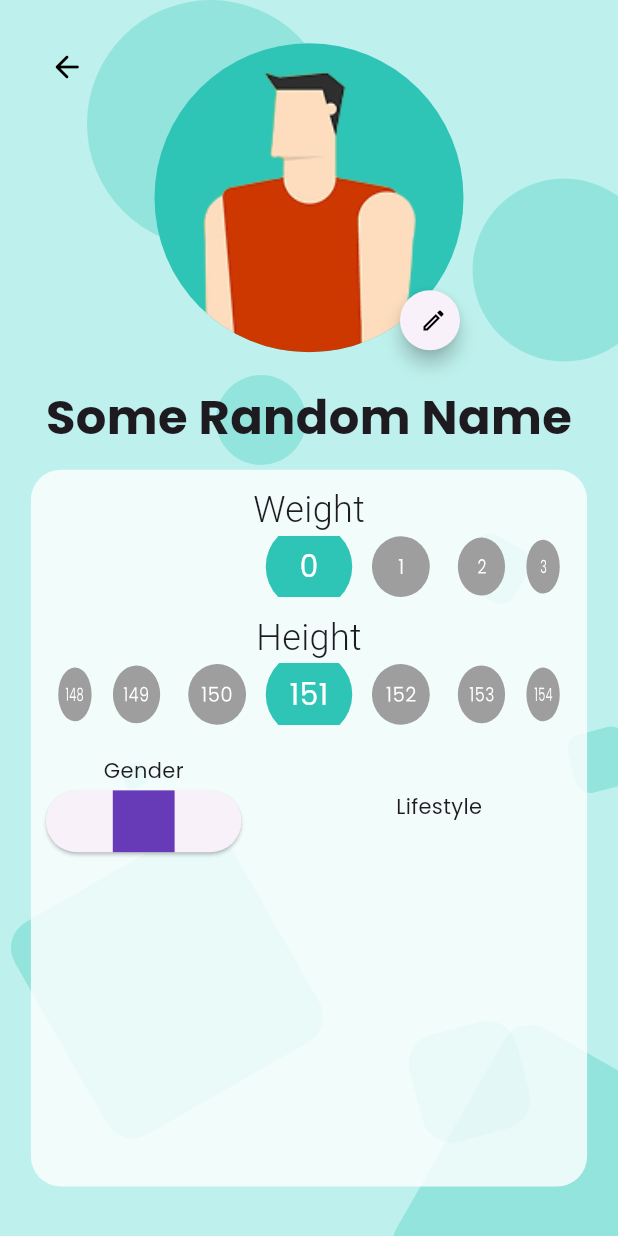
After one commit to nicolheng/alt-f4-kitahack, a Flutter app: the ProfilePage screen opened by its route, after a tap on the "create" icon, on a phone screen of 412 x 824 dp. The commit adds this screen. Run offline on Flutter 3.47's test engine with Material 3 defaults, Android fonts, the phone set to English and light mode, and no system bars; our stand-ins replace google_fonts, ionicons; Roboto replaces fonts that are missing (Rationale).

Commit message:
ProfilePage 1.0
Background - Done
Profile Picture - Done
Profile Settings Container - Done
Horizontal Scrollview - Done
Interactive Buttons - Done
Other profile details - On Hold

```diff
--- a/app/lib/main.dart
+++ b/app/lib/main.dart
@@ -1,6 +1,7 @@
 import 'package:alt_f4/pages/home_page.dart';
 import 'package:alt_f4/pages/login_page.dart';
 import 'package:alt_f4/pages/food_page.dart';
+import 'package:alt_f4/pages/profile_page.dart';
 import 'package:alt_f4/pages/signup_page.dart';
 import 'package:alt_f4/pages/settings_page.dart';
 import 'package:flutter/material.dart';
@@ -33,6 +34,7 @@ class MyApp extends StatelessWidget {
         "/signup": (context) => SignUpPage(),
         "/welcome": (context) => HomePage(),
         "/food": (context) => FoodPage(),
+        "/profile": (context) => ProfilePage(),
         "/settings": (context) => SettingsPage(),
       },
     );
--- a/app/lib/pages/food_page.dart
+++ b/app/lib/pages/food_page.dart
@@ -106,7 +106,7 @@ class FoodPage extends StatelessWidget {
               IconButton(
                 padding: EdgeInsets.fromLTRB(20,0,0,5),
                 onPressed: () => Navigator.pushNamed(context, "/welcome"),
-                icon: Icon(Icons.arrow_back_ios, color: Colors.black,),
+                icon: Icon(Icons.arrow_back_rounded, color: Colors.black,),
               ),
               SizedBox(height: 10,),
 
@@ -293,7 +293,7 @@ class FoodPage extends StatelessWidget {
                     padding: EdgeInsets.only(top: screenHeight*0.04, right: 10, left: 10),
                     child: GridView.count(
                       shrinkWrap: false,
-                      crossAxisCount: 2, // Two buttons per row
+                      crossAxisCount: 2,
                       mainAxisSpacing: 10,
                       crossAxisSpacing: 10,
                       childAspectRatio: 1.6, // Adjust height-to-width ratio
--- a/app/lib/pages/home_page.dart
+++ b/app/lib/pages/home_page.dart
@@ -132,7 +132,7 @@ class HomePage extends StatelessWidget {
                       title: "Profile",
                       icon: Icons.person,
                       bgColor: Color(0x99BEF1ED),
-                      onPressed: () {print("Checking");},
+                      onPressed: () {Navigator.pushNamed(context, "/profile");},
                       iconImg: "asset/homepage/resume.png",
                     ),
                     CategoryButton(
--- /dev/null
+++ b/app/lib/pages/profile_page.dart
@@ -0,0 +1,423 @@
+import 'package:flutter/material.dart';
+import 'package:google_fonts/google_fonts.dart';
+
+class ProfilePage extends StatelessWidget {
+  const ProfilePage({super.key});
+  static const Color transparent = Color(0x00000000);
+
+  @override
+  Widget build(BuildContext context) {
+    return Scaffold(
+      body: _buildUI(context,),
+    );
+  }
+
+  Widget _buildUI(BuildContext context){
+    return Stack(
+      children: [
+        _backgroundGradient(context,),
+        _mainProfile(context,),
+        _profileDetails(context,),
+      ],
+    );
+  }
+
+  Widget _backgroundGradient(BuildContext context){
+    return Stack(
+      children: [
+        Expanded(
+            child: Container(
+                decoration: BoxDecoration(
+                    color: Color(0xFFBEF1ED)
+                ),
+                child: Stack(
+                    children: [
+                        Positioned(
+                            left: 58,
+                            top: 0,
+                            child: Container(
+                                width: 165,
+                                height: 165,
+                                decoration: ShapeDecoration(
+                                    color: const Color(0x4C2EC4B6),
+                                    shape: OvalBorder(),
+                                ),
+                            ),
+                        ),
+                        Positioned(
+                            left: 315,
+                            top: 119,
+                            child: Container(
+                                width: 122,
+                                height: 122,
+                                decoration: ShapeDecoration(
+                                    color: const Color(0x4C2EC4B6),
+                                    shape: OvalBorder(),
+                                ),
+                            ),
+                        ),
+                        Positioned(
+                            left: 144,
+                            top: 250,
+                            child: Container(
+                                width: 60,
+                                height: 60,
+                                decoration: ShapeDecoration(
+                                    color: const Color(0x4C2EC4B6),
+                                    shape: OvalBorder(),
+                                ),
+                            ),
+                        ),
+                        Positioned(
+                            left: 0,
+                            top: 624.56,
+                            child: Container(
+                                transform: Matrix4.identity()..translate(0.0, 0.0)..rotateZ(-0.52),
+                                width: 163.13,
+                                height: 163.13,
+                                decoration: ShapeDecoration(
+                                    color: const Color(0x4C2EC4B6),
+                                    shape: RoundedRectangleBorder(
+                                        borderRadius: BorderRadius.circular(20),
+                                    ),
+                                ),
+                            ),
+                        ),
+                        Positioned(
+                            left: 346.17,
+                            top: 676,
+                            child: Container(
+                                transform: Matrix4.identity()..translate(0.0, 0.0)..rotateZ(0.52),
+                                width: 184.64,
+                                height: 184.64,
+                                decoration: ShapeDecoration(
+                                    color: const Color(0x4C2EC4B6),
+                                    shape: RoundedRectangleBorder(
+                                        borderRadius: BorderRadius.circular(20),
+                                    ),
+                                ),
+                            ),
+                        ),
+                        Positioned(
+                            left: 268,
+                            top: 695.03,
+                            child: Container(
+                                transform: Matrix4.identity()..translate(0.0, 0.0)..rotateZ(-0.26),
+                                width: 73.52,
+                                height: 73.52,
+                                decoration: ShapeDecoration(
+                                    color: const Color(0x4C2EC4B6),
+                                    shape: RoundedRectangleBorder(
+                                        borderRadius: BorderRadius.circular(20),
+                                    ),
+                                ),
+                            ),
+                        ),
+                        Positioned(
+                            left: 376,
+                            top: 492.34,
+                            child: Container(
+                                transform: Matrix4.identity()..translate(0.0, 0.0)..rotateZ(-0.26),
+                                width: 39.94,
+                                height: 39.94,
+                                decoration: ShapeDecoration(
+                                    color: const Color(0x4C2EC4B6),
+                                    shape: RoundedRectangleBorder(
+                                        borderRadius: BorderRadius.circular(10),
+                                    ),
+                                ),
+                            ),
+                        ),
+                        Positioned(
+                            left: 79,
+                            top: 513.35,
+                            child: Container(
+                                transform: Matrix4.identity()..translate(0.0, 0.0)..rotateZ(-0.47),
+                                width: 16.09,
+                                height: 16.09,
+                                decoration: ShapeDecoration(
+                                    color: const Color(0x4C2EC4B6),
+                                    shape: RoundedRectangleBorder(borderRadius: BorderRadius.circular(5)),
+                                ),
+                            ),
+                        ),
+                        Positioned(
+                            left: 322.97,
+                            top: 352,
+                            child: Container(
+                                transform: Matrix4.identity()..translate(0.0, 0.0)..rotateZ(0.52),
+                                width: 39.94,
+                                height: 39.94,
+                                decoration: ShapeDecoration(
+                                    color: const Color(0x4C2EC4B6),
+                                    shape: RoundedRectangleBorder(
+                                        borderRadius: BorderRadius.circular(10),
+                                    ),
+                                ),
+                            ),
+                        ),
+                    ],
+                ),
+            ),
+        ),
+      ],
+    );
+  }
+
+  Widget _mainProfile(BuildContext context){
+    final screenWidth = MediaQuery.of(context).size.width;
+    final screenHeight = MediaQuery.of(context).size.height;
+
+    return Stack(
+        children: [
+            // Return Button
+            Positioned(
+                top: screenHeight*0.025,
+                left: screenWidth*0.05,
+                child: IconButton(
+                    onPressed: () => Navigator.pushNamed(context, "/welcome"),
+                    icon: Icon(Icons.arrow_back_rounded, color: Colors.black,),
+                ),
+            ),
+
+            // Avatar
+            Positioned(
+                top: screenHeight*0.035,
+                left: screenWidth*0.25,
+                right: screenWidth*0.25,
+                child: Container(
+                    width: screenWidth*0.5,
+                    height: screenWidth*0.5,
+                    decoration: BoxDecoration(
+                        color: Color(0xFF2EC4B6),
+                        borderRadius: BorderRadius.circular(100000),
+                        image: DecorationImage(
+                            image: AssetImage("asset/profile/defaultProfile.png"), // Need to allow to change profile picture later
+                            fit: BoxFit.fitHeight,
+                        ),
+                    ),
+                ),
+            ),
+
+            // Edit Profile Button
+            Positioned(
+                top: screenHeight*0.23,
+                left: screenWidth*0.67-20,
+                right: screenWidth*0.23,
+                child: ElevatedButton(
+                    style: ElevatedButton.styleFrom(
+                        elevation: 5,
+                        shape: CircleBorder(),
+                    ),
+                    onPressed: (){},
+                    child: Icon(Icons.create_outlined, color: Colors.black),
+                ),
+            ),
+
+            // Name Title
+            Positioned(
+                top: screenHeight*0.31,
+                left: 0,
+                right: 0,
+                child: Text(
+                    "Some Random Name",
+                    style: GoogleFonts.poppins(fontWeight: FontWeight.w700, fontSize: 32),
+                    textAlign: TextAlign.center,
+                ),
+            ),
+
+        ],
+    );
+  }
+
+  Widget _profileDetails(BuildContext context){
+    final screenWidth = MediaQuery.of(context).size.width;
+    final screenHeight = MediaQuery.of(context).size.height;
+
+    return Stack(
+        children: [
+          // Profile Settings Container
+          Positioned(
+            top: screenHeight * 0.38,
+            left: screenWidth * 0.05,
+            right: screenWidth * 0.05,
+            child: Container(
+              padding: EdgeInsets.all(10),
+              width: screenWidth * 0.8,
+              height: screenHeight * 0.58,
+              decoration: BoxDecoration(
+              color: Color(0xCCFFFFFF),
+              borderRadius: BorderRadius.circular(20),
+              ),
+              child: Stack(
+                children: [
+
+                  // Weights and Heights Inputs
+                  Center(
+                    child: Column(
+                      children: [
+                        Text("Weight", style: GoogleFonts.rationale(fontSize: 24, fontWeight: FontWeight.w300),),
+                        ListWheelPicker(
+                          initialValue: 50,
+                          itemCount: 200,
+                          onSelectedItemChanged: (value){print("Selected: $value");}
+                        ),
+                        SizedBox(height: 10,),
+                        Text("Height", style: GoogleFonts.rationale(fontSize: 24, fontWeight: FontWeight.w300),),
+                        ListWheelPicker(
+                          initialValue: 151,
+                          itemCount: 251,
+                          onSelectedItemChanged: (value){print("Selected: $value");}
+                        ),
+                        Row(
+                          children: [
+                            Padding(padding: EdgeInsets.only(top: 20),
+                              child: Center(
+                                child: Column(
+                                  children: [
+                                    Text("Gender"),
+                                    GenderButton(),
+                                  ],
+                                ),
+                              ),
+                            ),
+                            Padding(padding: EdgeInsets.only(top: 20,left: screenWidth*0.25),
+                              child: Text("Lifestyle"),
+                            ),
+                          ],
+                        ),
+                      ],
+                    ),
+                  ),
+                ],
+              ),
+
+            ),
+          ),
+        ],
+    );
+  }
+
+}
+
+
+class ListWheelPicker extends StatefulWidget {
+  final int initialValue;
+  final int itemCount;
+  final double itemWidth;
+  final ValueChanged<int> onSelectedItemChanged;
+
+  const ListWheelPicker({
+    Key? key,
+    required this.initialValue,
+    required this.itemCount,
+    this.itemWidth = 60.0,
+    required this.onSelectedItemChanged,
+  }) : super(key: key);
+
+  @override
+  _ListWheelPickerState createState() => _ListWheelPickerState();
+}
+
+class _ListWheelPickerState extends State<ListWheelPicker> {
+  late FixedExtentScrollController scrollController;
+  late int selected;
+
+  @override
+  void initState() {
+    super.initState();
+    selected = widget.initialValue;
+    scrollController = FixedExtentScrollController(initialItem: selected);
+  }
+
+  @override
+  void dispose() {
+    scrollController.dispose();
+    super.dispose();
+  }
+
+  @override
+  Widget build(BuildContext context) {
+    final screenHeight = MediaQuery.of(context).size.height;
+
+    return SizedBox(
+      height: screenHeight*0.05,
+      child: RotatedBox(
+        quarterTurns: -1,
+        child: ListWheelScrollView.useDelegate(
+          controller: scrollController,
+          itemExtent: widget.itemWidth,
+          physics: FixedExtentScrollPhysics(),
+          magnification: 1.4,
+          useMagnifier: true,
+          onSelectedItemChanged: (index) {
+            setState(() {
+              selected = index;
+            });
+            widget.onSelectedItemChanged(index);
+          },
+          childDelegate: ListWheelChildBuilderDelegate(
+            childCount: widget.itemCount,
+            builder: (context, index) => RotatedBox(
+              quarterTurns: 1,
+              child: AnimatedContainer(
+                duration: Duration(milliseconds: 400),
+                width: index == selected ? 60 : 50,
+                height: index == selected ? 60 : 50,
+                alignment: Alignment.center,
+                decoration: BoxDecoration(
+                  color: index == selected ? Color(0xFF2EC4B6) : Colors.grey,
+                  shape: BoxShape.circle,
+                ),
+                child: Text(
+                  '$index',
+                  style: TextStyle(color: Colors.white),
+                ),
+              ),
+            ),
+          ),
+        ),
+      ),
+    );
+  }
+}
+
+class GenderButton extends StatefulWidget{
+  @override
+  _GenderPickerState createState() => _GenderPickerState();
+}
+
+class _GenderPickerState extends State<GenderButton>{
+  var boxColor = Colors.deepPurple;
+  double boxX = 0;
+
+  void _changeState(){
+    setState(() {
+      boxX = (boxX == -1) ? 1:-1;
+      boxColor = Colors.amber;
+    });
+  }
+
+  @override
+  Widget build(BuildContext context) {
+    final screenWidth = MediaQuery.of(context).size.width;
+    final screenHeight = MediaQuery.of(context).size.height;
+
+    return ElevatedButton(
+      onPressed: _changeState,
+      child: SizedBox(
+        width: screenWidth*0.2,
+        height: screenHeight*0.05,
+        child: AnimatedContainer(
+          duration: Duration(seconds: 1),
+          alignment: Alignment(boxX, 0),
+          child: Container(
+            width: screenWidth*0.1,
+            height: screenHeight*0.05,
+            color: boxColor,
+          ),
+        ),
+      ),
+    );
+  }
+}
--- a/app/pubspec.yaml
+++ b/app/pubspec.yaml
@@ -38,6 +38,7 @@ dependencies:
   provider: ^6.1.2
   google_fonts: ^6.2.1
   ionicons: ^0.2.2
+  carousel_slider: ^5.0.0
   #cloud_firestore: ^5.6.5
 
 dev_dependencies:
@@ -72,6 +73,7 @@ flutter:
     - asset/login/profileIcon.png
     - asset/food/frittataPIC.png
     - asset/food/chicken-caesar-salad.png
+    - asset/profile/defaultProfile.png
 
   # An image asset can refer to one or more resolution-specific "variants", see
   # https://flutter.dev/to/resolution-aware-images
```
Also changed, not shown: app/asset/profile/defaultProfile.png (added), app/lib/pages/camera_page.dart (added), app/pubspec.lock.
